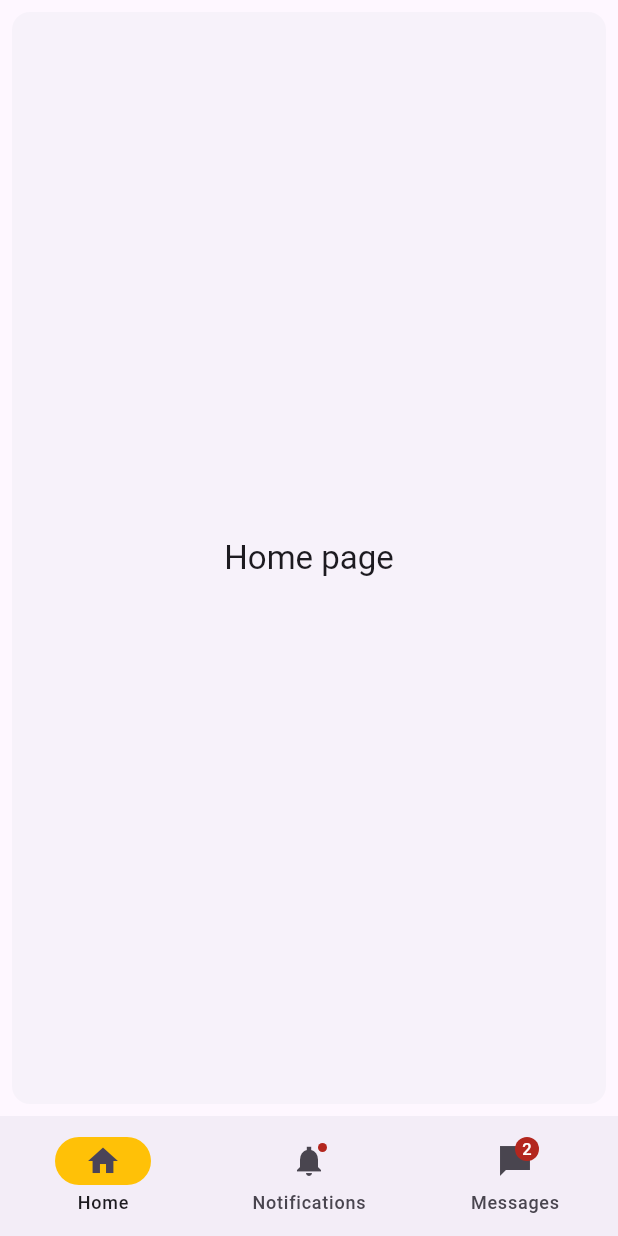
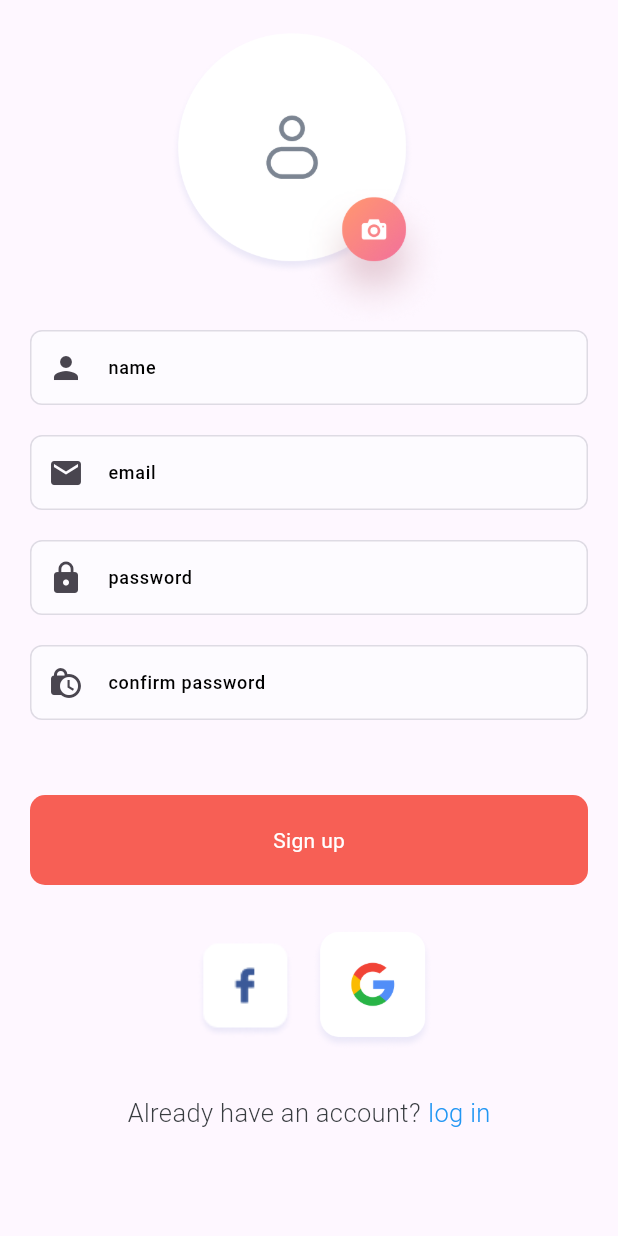
Before and after one commit to Shaown292/card, a Flutter app: the screen it shows after launch, on a phone screen of 412 x 824 dp. Run offline on Flutter 3.47's test engine with Material 3 defaults, Android fonts, the phone set to English and light mode, and no system bars; our stand-ins replace get; Roboto replaces fonts that are missing (Poppins).

Commit message:
app body

```diff
--- /dev/null
+++ b/lib/app/modules/app_body/bindings/app_body_binding.dart
@@ -0,0 +1,12 @@
+import 'package:get/get.dart';
+
+import '../controllers/app_body_controller.dart';
+
+class AppBodyBinding extends Bindings {
+  @override
+  void dependencies() {
+    Get.lazyPut<AppBodyController>(
+      () => AppBodyController(),
+    );
+  }
+}
--- /dev/null
+++ b/lib/app/modules/app_body/controllers/app_body_controller.dart
@@ -0,0 +1,23 @@
+import 'package:get/get.dart';
+
+class AppBodyController extends GetxController {
+  //TODO: Implement AppBodyController
+
+  final count = 0.obs;
+  @override
+  void onInit() {
+    super.onInit();
+  }
+
+  @override
+  void onReady() {
+    super.onReady();
+  }
+
+  @override
+  void onClose() {
+    super.onClose();
+  }
+
+  void increment() => count.value++;
+}
--- /dev/null
+++ b/lib/app/modules/app_body/views/app_body_view.dart
@@ -0,0 +1,171 @@
+import 'package:card/common_widgets/custom_text_field.dart';
+import 'package:flutter/material.dart';
+
+import 'package:get/get.dart';
+
+import '../controllers/app_body_controller.dart';
+
+class AppBodyView extends GetView<AppBodyController> {
+  const AppBodyView({super.key});
+
+  @override
+  Widget build(BuildContext context) {
+    return Scaffold(
+      body: SingleChildScrollView(
+        child: Padding(
+          padding: const EdgeInsets.symmetric(horizontal: 20.0),
+          child: Column(
+            children: [
+              /// Profile
+              const SizedBox(
+                height: 20,
+              ),
+              Center(
+                child: Container(
+                  height: 200,
+                  width: 200,
+                  decoration: const BoxDecoration(
+                    image: DecorationImage(
+                      image: AssetImage("assets/images/profile.png"),
+                    ),
+                  ),
+                ),
+              ),
+
+              /// name text field
+              const CustomTextFormField(
+                hintText: "name",
+                prefixIcon: Icon(Icons.person),
+                enableBorderActive: true,
+                focusBorderActive: true,
+              ),
+              const SizedBox(
+                height: 20,
+              ),
+
+              /// email text field
+              const CustomTextFormField(
+                hintText: "email",
+                prefixIcon: Icon(Icons.email),
+                enableBorderActive: true,
+                focusBorderActive: true,
+              ),
+              const SizedBox(
+                height: 20,
+              ),
+
+              /// password text field
+              const CustomTextFormField(
+                hintText: "password",
+                prefixIcon: Icon(Icons.lock),
+                enableBorderActive: true,
+                focusBorderActive: true,
+              ),
+              const SizedBox(
+                height: 20,
+              ),
+
+              /// confirm password text field
+              const CustomTextFormField(
+                hintText: "confirm password",
+                prefixIcon: Icon(Icons.lock_clock),
+                enableBorderActive: true,
+                focusBorderActive: true,
+              ),
+              const SizedBox(
+                height: 50,
+              ),
+
+              /// sign up button
+              InkWell(
+                onTap: (){
+
+                },
+                child: Container(
+                  height: 60,
+                  decoration: BoxDecoration(
+                    color: const Color(0xFFF75F55),
+                    borderRadius: BorderRadius.circular(10),
+                  ),
+                  child: const Center(
+                    child: Text(
+                      "Sign up",
+                      style: TextStyle(color: Colors.white),
+                    ),
+                  ),
+                ),
+              ),
+              const SizedBox(
+                height: 30,
+              ),
+
+              ///  Row ( facebook or gmail)
+              Row(
+                crossAxisAlignment: CrossAxisAlignment.center,
+                mainAxisAlignment: MainAxisAlignment.center,
+                children: [
+                  Container(
+                    height: 80,
+                    width: 80,
+                    decoration: const BoxDecoration(
+                      image: DecorationImage(
+                        image: AssetImage("assets/images/facebook.png"),
+                      ),
+                    ),
+                  ),
+                  const SizedBox(
+                    width: 5,
+                  ),
+                  Container(
+                    height: 80,
+                    width: 80,
+                    decoration: const BoxDecoration(
+                      image: DecorationImage(
+                        image: AssetImage("assets/images/gmail.png"),
+                      ),
+                    ),
+                  ),
+                ],
+              ),
+
+              ///  all have account
+              const SizedBox(
+                height: 30,
+              ),
+              const Row(
+                crossAxisAlignment: CrossAxisAlignment.center,
+                mainAxisAlignment: MainAxisAlignment.center,
+                children: [
+                  Text(
+                    "Already have an account?",
+                    style: TextStyle(
+                      color: Color(0xFF383C40),
+                      fontSize: 17,
+                      fontFamily: 'Roboto',
+                      fontWeight: FontWeight.w300,
+                    ),
+                  ),
+                  SizedBox(
+                    width: 5,
+                  ),
+                  Text(
+                    "log in",
+                    style: TextStyle(
+                      color: Colors.blue,
+                      fontSize: 17,
+                      fontFamily: 'Roboto',
+                      fontWeight: FontWeight.w300,
+                    ),
+                  ),
+                ],
+              ),
+              const SizedBox(
+                height: 40,
+              ),
+            ],
+          ),
+        ),
+      ),
+    );
+  }
+}
--- a/lib/app/routes/app_pages.dart
+++ b/lib/app/routes/app_pages.dart
@@ -1,5 +1,7 @@
 import 'package:get/get.dart';
 
+import '../modules/app_body/bindings/app_body_binding.dart';
+import '../modules/app_body/views/app_body_view.dart';
 import '../modules/bottom_nav/bindings/bottom_nav_binding.dart';
 import '../modules/bottom_nav/views/bottom_nav_view.dart';
 import '../modules/home/bindings/home_binding.dart';
@@ -10,7 +12,7 @@ part 'app_routes.dart';
 class AppPages {
   AppPages._();
 
-  static const INITIAL = Routes.BOTTOM_NAV;
+  static const INITIAL = Routes.APP_BODY;
 
   static final routes = [
     GetPage(
@@ -23,5 +25,10 @@ class AppPages {
       page: () => const NavigationExample(),
       binding: BottomNavBinding(),
     ),
+    GetPage(
+      name: _Paths.APP_BODY,
+      page: () => const AppBodyView(),
+      binding: AppBodyBinding(),
+    ),
   ];
 }
--- a/lib/app/routes/app_routes.dart
+++ b/lib/app/routes/app_routes.dart
@@ -5,10 +5,12 @@ abstract class Routes {
   Routes._();
   static const HOME = _Paths.HOME;
   static const BOTTOM_NAV = _Paths.BOTTOM_NAV;
+  static const APP_BODY = _Paths.APP_BODY;
 }
 
 abstract class _Paths {
   _Paths._();
   static const HOME = '/home';
   static const BOTTOM_NAV = '/bottom-nav';
+  static const APP_BODY = '/app-body';
 }
--- /dev/null
+++ b/lib/common_widgets/custom_text_field.dart
@@ -0,0 +1,104 @@
+import 'package:flutter/material.dart';
+
+class CustomTextFormField extends StatelessWidget {
+  final TextEditingController? controller;
+  final Color? fillColor;
+  final String? hintText;
+  final bool focusBorderActive;
+  final bool enableBorderActive;
+  final bool obsCureText;
+  final Widget? suffixIcon;
+  final Widget? prefixIcon;
+  final Function()? iconOnTap;
+  final TextInputType? textInputType;
+  final TextStyle? labelTextStyle;
+  final Color? enableBorderActiveColor;
+  final int? maxLine;
+  final int? minLine;
+  final Function()? onTap;
+  final bool readOnly;
+  final EdgeInsets? contentPadding;
+  final TextStyle? hintTextStyle;
+  final TextStyle? textStyle;
+  final InputBorder? inputBorder;
+
+  const CustomTextFormField({
+    this.controller,
+    this.fillColor,
+    this.hintText,
+    this.focusBorderActive = false,
+    this.enableBorderActive = false,
+    this.suffixIcon,
+    this.iconOnTap,
+    this.obsCureText = false,
+    this.textInputType,
+    this.labelTextStyle,
+    this.enableBorderActiveColor,
+    this.maxLine,
+    this.minLine,
+    this.onTap,
+    this.readOnly = false,
+    super.key,
+    this.contentPadding,
+    this.hintTextStyle,
+    this.inputBorder,
+    this.prefixIcon,
+    this.textStyle,
+  });
+
+  @override
+  Widget build(BuildContext context) {
+    return InkWell(
+      onTap: onTap,
+      child: TextFormField(
+        style: textStyle ??
+            const TextStyle(
+              color: Colors.blueAccent,
+              fontSize: 12,
+              fontFamily: 'Poppins',
+              fontWeight: FontWeight.w500,
+            ),
+        controller: controller,
+        obscureText: obsCureText,
+        keyboardType: textInputType,
+        minLines: minLine ?? 1,
+        maxLines: maxLine ?? 1,
+        readOnly: readOnly,
+        cursorColor: Colors.white.withValues(alpha: 0.5),
+        decoration: InputDecoration(
+            filled: true,
+            border: inputBorder,
+            fillColor: fillColor ?? const Color(0xFFFDFBFF),
+            hintText: hintText ?? 'Enter text',
+            hintStyle: hintTextStyle ??
+                const TextStyle(
+                  color: Colors.black,
+                  fontSize: 12,
+                  fontFamily: 'Poppins',
+                  fontWeight: FontWeight.w500,
+                ),
+            prefixIcon: prefixIcon,
+            suffixIcon: InkWell(
+                onTap: iconOnTap, child: suffixIcon ?? const SizedBox()),
+            focusedBorder: focusBorderActive
+                ? OutlineInputBorder(
+                    borderSide: BorderSide(
+                      color: const Color(0xFF635976).withValues(alpha: 0.2),
+                    ),
+                    borderRadius: BorderRadius.circular(8.0),
+                  )
+                : null,
+            enabledBorder: enableBorderActive
+                ? OutlineInputBorder(
+                    borderSide: BorderSide(
+                      color: enableBorderActiveColor ??
+                          const Color(0xFF635976).withValues(alpha: 0.2),
+                    ),
+                    borderRadius: BorderRadius.circular(8.0),
+                  )
+                : null,
+            contentPadding: contentPadding),
+      ),
+    );
+  }
+}
```
Also changed, not shown: pubspec.yaml (+2 -29 lines), assets/images/facebook.png (added), assets/images/gmail.png (added), assets/images/profile.png (added).
